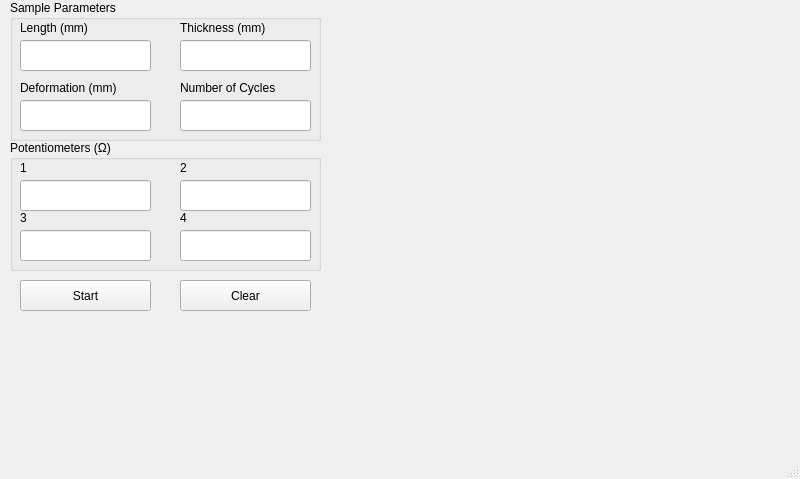
Above: GUI/mainwindow.ui from Chunggkeys/CapstoneProject before the change. Below: the same form after it.
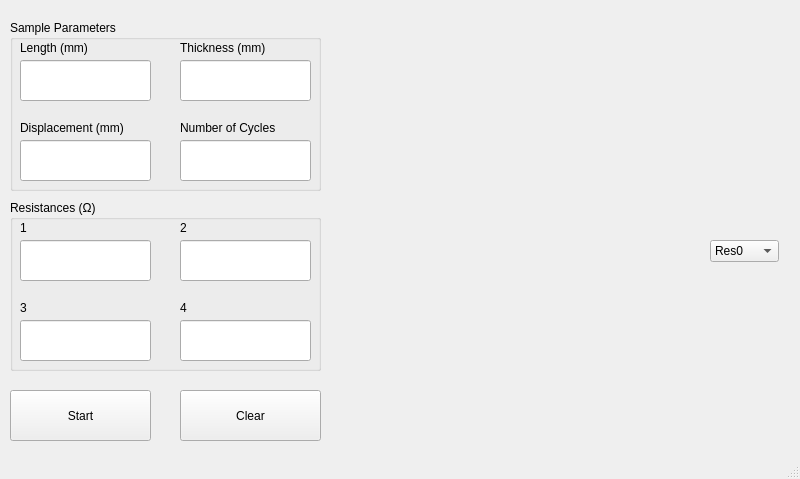
That is the form after the change. Custom widgets are drawn as their Qt base class.

Commit message: added confirm dialog, enter key press, toggle curves

Patch:
```diff
--- a/GUI/mainwindow.ui
+++ b/GUI/mainwindow.ui
@@ -18,9 +18,9 @@
     <property name="geometry">
      <rect>
       <x>10</x>
-      <y>0</y>
+      <y>20</y>
       <width>311</width>
-      <height>141</height>
+      <height>171</height>
      </rect>
     </property>
     <property name="title">
@@ -32,7 +32,7 @@
        <x>10</x>
        <y>40</y>
        <width>131</width>
-       <height>31</height>
+       <height>41</height>
       </rect>
      </property>
     </widget>
@@ -40,9 +40,9 @@
      <property name="geometry">
       <rect>
        <x>10</x>
-       <y>100</y>
+       <y>120</y>
        <width>131</width>
-       <height>31</height>
+       <height>41</height>
       </rect>
      </property>
     </widget>
@@ -52,7 +52,7 @@
        <x>170</x>
        <y>40</y>
        <width>131</width>
-       <height>31</height>
+       <height>41</height>
       </rect>
      </property>
     </widget>
@@ -86,22 +86,22 @@
      <property name="geometry">
       <rect>
        <x>10</x>
-       <y>80</y>
+       <y>100</y>
        <width>131</width>
        <height>16</height>
       </rect>
      </property>
      <property name="text">
-      <string>Deformation (mm)</string>
+      <string>Displacement (mm)</string>
      </property>
     </widget>
     <widget class="QLineEdit" name="input_nCycles">
      <property name="geometry">
       <rect>
        <x>170</x>
-       <y>100</y>
+       <y>120</y>
        <width>131</width>
-       <height>31</height>
+       <height>41</height>
       </rect>
      </property>
     </widget>
@@ -109,7 +109,7 @@
      <property name="geometry">
       <rect>
        <x>170</x>
-       <y>80</y>
+       <y>100</y>
        <width>131</width>
        <height>16</height>
       </rect>
@@ -123,13 +123,13 @@
     <property name="geometry">
      <rect>
       <x>10</x>
-      <y>140</y>
+      <y>200</y>
       <width>311</width>
-      <height>131</height>
+      <height>171</height>
      </rect>
     </property>
     <property name="title">
-     <string>Potentiometers (Ω)</string>
+     <string>Resistances (Ω)</string>
     </property>
     <widget class="QLineEdit" name="input_ptt1">
      <property name="geometry">
@@ -137,7 +137,7 @@
        <x>10</x>
        <y>40</y>
        <width>131</width>
-       <height>31</height>
+       <height>41</height>
       </rect>
      </property>
     </widget>
@@ -147,7 +147,7 @@
        <x>170</x>
        <y>40</y>
        <width>131</width>
-       <height>31</height>
+       <height>41</height>
       </rect>
      </property>
     </widget>
@@ -155,9 +155,9 @@
      <property name="geometry">
       <rect>
        <x>10</x>
-       <y>90</y>
+       <y>120</y>
        <width>131</width>
-       <height>31</height>
+       <height>41</height>
       </rect>
      </property>
     </widget>
@@ -165,9 +165,9 @@
      <property name="geometry">
       <rect>
        <x>170</x>
-       <y>90</y>
+       <y>120</y>
        <width>131</width>
-       <height>31</height>
+       <height>41</height>
       </rect>
      </property>
     </widget>
@@ -201,7 +201,7 @@
      <property name="geometry">
       <rect>
        <x>10</x>
-       <y>70</y>
+       <y>100</y>
        <width>131</width>
        <height>16</height>
       </rect>
@@ -214,7 +214,7 @@
      <property name="geometry">
       <rect>
        <x>170</x>
-       <y>70</y>
+       <y>100</y>
        <width>131</width>
        <height>16</height>
       </rect>
@@ -228,9 +228,9 @@
     <property name="geometry">
      <rect>
       <x>180</x>
-      <y>280</y>
-      <width>131</width>
-      <height>31</height>
+      <y>390</y>
+      <width>141</width>
+      <height>51</height>
      </rect>
     </property>
     <property name="text">
@@ -240,10 +240,10 @@
    <widget class="QPushButton" name="btn_start">
     <property name="geometry">
      <rect>
-      <x>20</x>
-      <y>280</y>
-      <width>131</width>
-      <height>31</height>
+      <x>10</x>
+      <y>390</y>
+      <width>141</width>
+      <height>51</height>
      </rect>
     </property>
     <property name="text">
@@ -272,6 +272,36 @@
       <height>211</height>
      </rect>
     </property>
+    <widget class="QComboBox" name="select_resist">
+     <property name="geometry">
+      <rect>
+       <x>380</x>
+       <y>10</y>
+       <width>69</width>
+       <height>22</height>
+      </rect>
+     </property>
+     <item>
+      <property name="text">
+       <string>Res0</string>
+      </property>
+     </item>
+     <item>
+      <property name="text">
+       <string>Res1</string>
+      </property>
+     </item>
+     <item>
+      <property name="text">
+       <string>Res2</string>
+      </property>
+     </item>
+     <item>
+      <property name="text">
+       <string>Res3</string>
+      </property>
+     </item>
+    </widget>
    </widget>
   </widget>
   <widget class="QMenuBar" name="menubar">
```
The commit also changes 3 other files.
